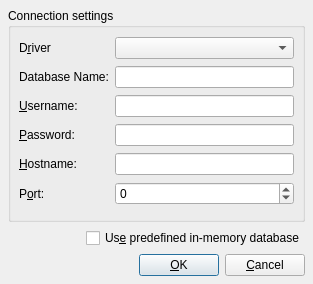
First picture: the form in demos/sqlbrowser/qsqlconnectiondialog.ui, repository arnt/qt-history2, before the edit.
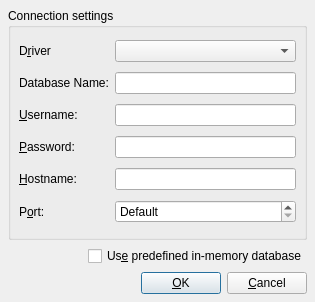
Second picture: the form after the edit.

Commit message:
p4i integration Integrate 182552 from 4.0 to main: Fixes:    set the default to port to -1 (==default) RevBy:    Roberto Details:            love at first sight :)
[git-p4: depot-paths = "//depot/qt/main/": change = 182553]

Diff of the .ui file:
```diff
--- a/demos/sqlbrowser/qsqlconnectiondialog.ui
+++ b/demos/sqlbrowser/qsqlconnectiondialog.ui
@@ -8,8 +8,8 @@
    <rect>
     <x>0</x>
     <y>0</y>
-    <width>313</width>
-    <height>284</height>
+    <width>315</width>
+    <height>302</height>
    </rect>
   </property>
   <property name="windowTitle" >
@@ -65,15 +65,15 @@
         <property name="specialValueText" >
          <string>Default</string>
         </property>
-        <property name="value" >
-         <number>0</number>
-        </property>
         <property name="maximum" >
          <number>65535</number>
         </property>
         <property name="minimum" >
          <number>-1</number>
         </property>
+        <property name="value" >
+         <number>-1</number>
+        </property>
        </widget>
       </item>
       <item row="1" column="0" >
```
